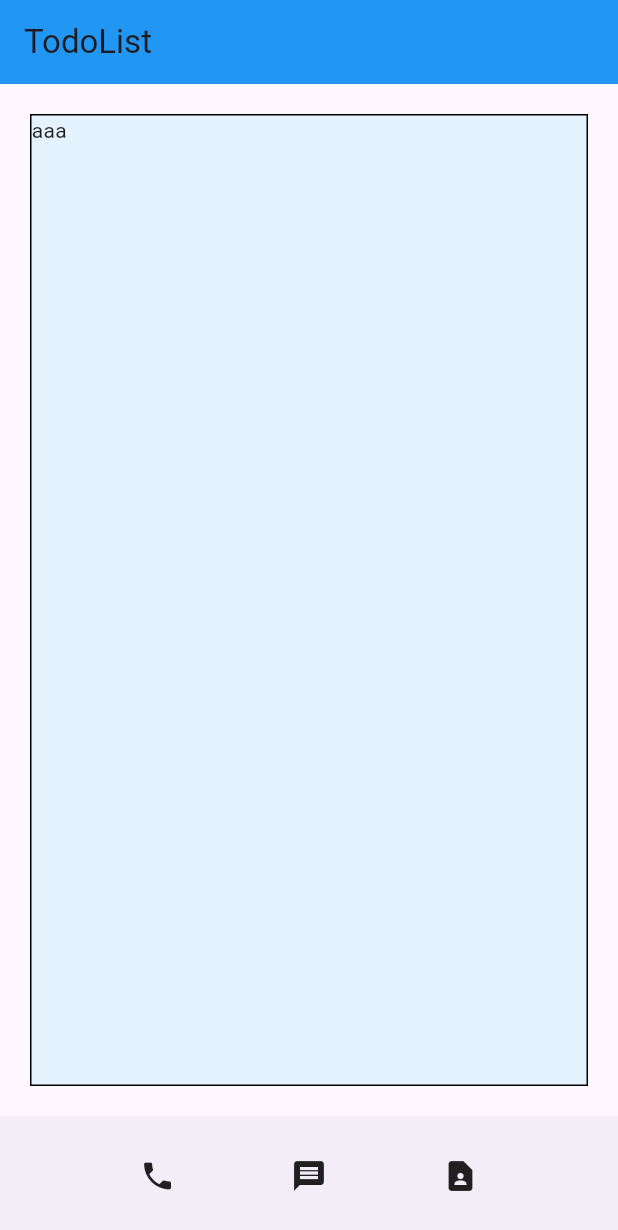
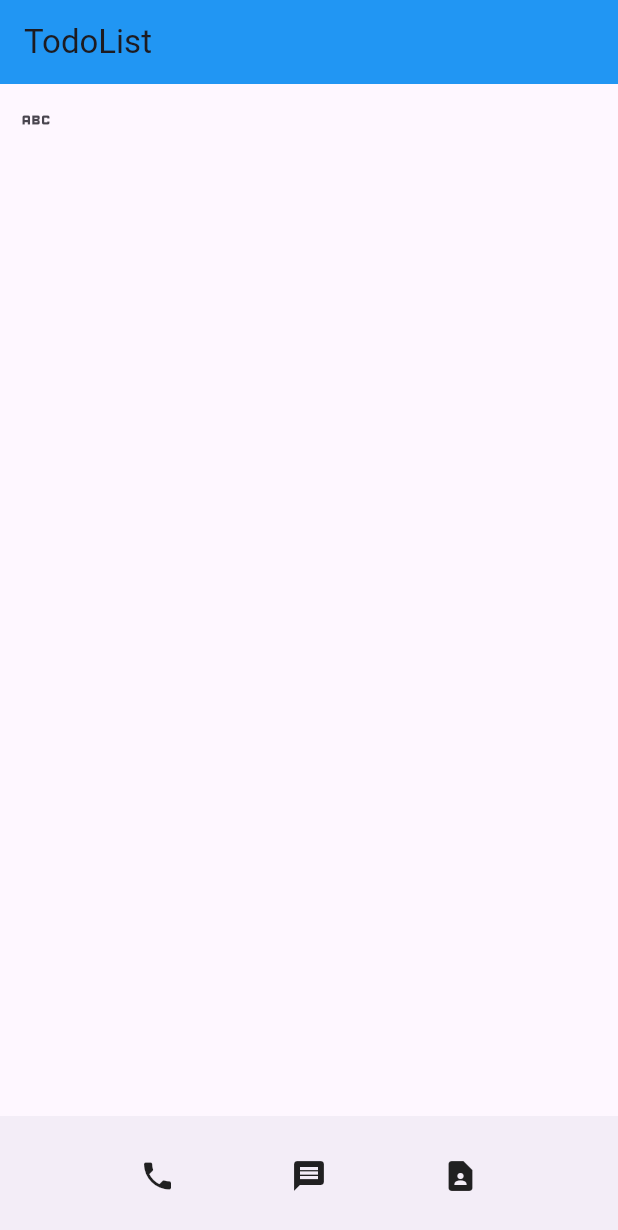
Before and after one commit to jerryVerse/contact, a Flutter app: the screen it shows after launch, on a phone screen of 412 x 824 dp. Shown: the top 1230 px of the screen. Run offline on Flutter 3.47's test engine with Material 3 defaults, Android fonts, the phone set to English and light mode, and no system bars.

Commit message:
프로젝트 시작

```diff
--- a/lib/main.dart
+++ b/lib/main.dart
@@ -13,17 +13,10 @@ class MyApp extends StatelessWidget {
     return MaterialApp(
       home: Scaffold(
         appBar: AppBar(title:Text('TodoList'),backgroundColor: Colors.blue,),
-        body: Align(
-          alignment: Alignment.topCenter,
-          child: Container(
-              width: MediaQuery.of(context).size.width,
-              height: MediaQuery.of(context).size.height,
-              margin: EdgeInsets.all(20),
-              decoration: BoxDecoration(
-                color: Colors.blue[50],
-                border: Border.all(color:Colors.black),
-              ),
-              child:  Text('aaa'),
+        body: SizedBox(
+          child: IconButton(
+            onPressed: () {},
+            icon: Icon(Icons.abc),
           ),
         ),
         bottomNavigationBar: BottomAppBar(
```
